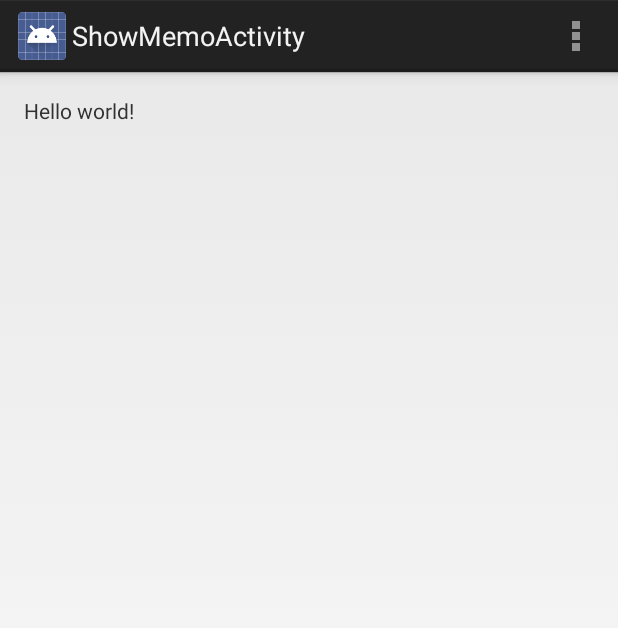
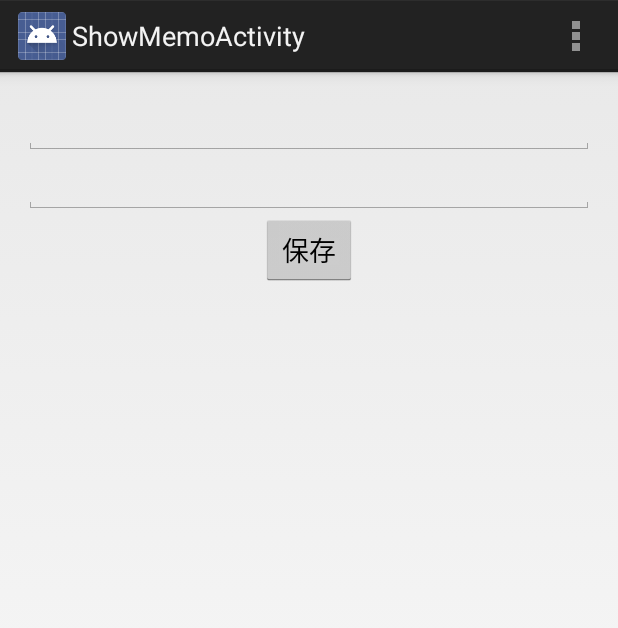
Before and after one commit to itnav/Dentaku, an Android app: the ShowMemoActivity screen opened directly, with no data from a screen before it, on a phone screen of 412 x 824 dp. Shown: the top 628 px of the screen. Run offline under Robolectric (Android 15) with nearby library versions, the phone set to English and light mode, and no system bars.

Commit message:
showmemoのレイアウトができた

```diff
--- a/DentakuApp/app/src/main/res/layout/activity_show_memo.xml
+++ b/DentakuApp/app/src/main/res/layout/activity_show_memo.xml
@@ -1,16 +1,36 @@
-<RelativeLayout xmlns:android="http://schemas.android.com/apk/res/android"
+<LinearLayout xmlns:android="http://schemas.android.com/apk/res/android"
     xmlns:tools="http://schemas.android.com/tools"
     android:layout_width="match_parent"
     android:layout_height="match_parent"
+    android:orientation="vertical"
     android:paddingLeft="@dimen/activity_horizontal_margin"
     android:paddingRight="@dimen/activity_horizontal_margin"
     android:paddingTop="@dimen/activity_vertical_margin"
     android:paddingBottom="@dimen/activity_vertical_margin"
     tools:context="jp.itnav.dentakuapp.ShowMemoActivity">
 
-    <TextView
-        android:text="@string/hello_world"
+//タイトル
+    <EditText
+        android:layout_width="match_parent"
+        android:layout_height="wrap_content"
+        android:id="@+id/editText"
+        android:layout_gravity="center_vertical"
+        />
+
+//内容
+    <EditText
+        android:layout_width="match_parent"
+        android:layout_height="wrap_content"
+        android:id="@+id/editText2"
+        android:layout_gravity="center_vertical"
+        />
+
+//保存
+    <Button
         android:layout_width="wrap_content"
-        android:layout_height="wrap_content" />
-
-</RelativeLayout>
+        android:layout_height="wrap_content"
+        android:text="保存"
+        android:id="@+id/button"
+        android:layout_gravity="center_horizontal"
+        />
+</LinearLayout>
```
